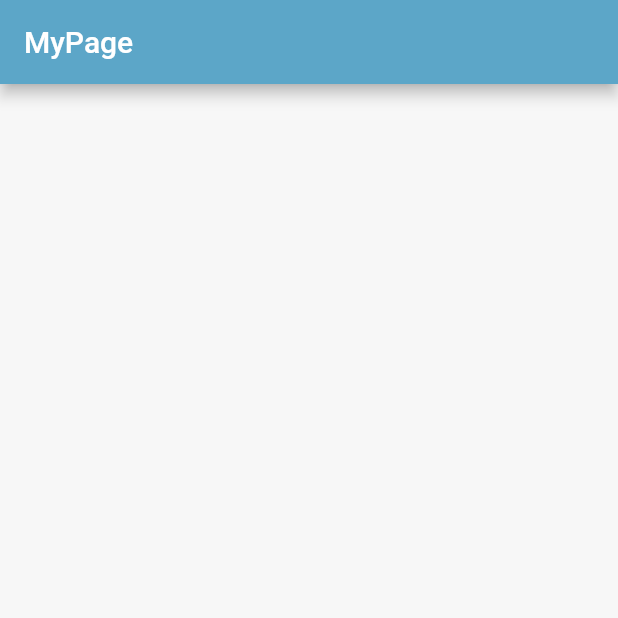
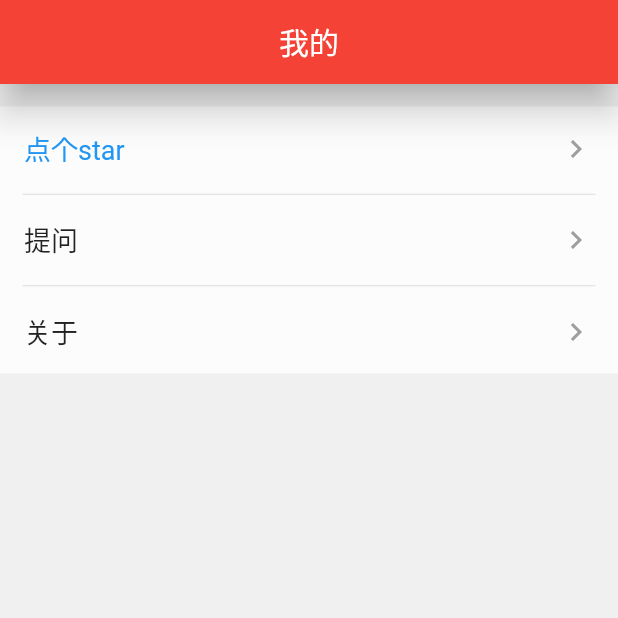
Before and after one commit to jinhuizxc/gank_flutter, a Flutter app: the MyPage screen opened directly, on a phone screen of 412 x 824 dp, the top half of it. Run offline on Flutter 3.47's test engine with Material 2 defaults, Android fonts, the phone set to English and light mode, and no system bars; our stand-ins replace cached_network_image, connectivity, dio, fluttertoast, shared_preferences, webview_flutter; accounts and stored records are empty; network calls fail.

```diff
--- a/lib/gank/MyPage.dart
+++ b/lib/gank/MyPage.dart
@@ -1,7 +1,24 @@
 import 'package:flutter/material.dart';
+import 'package:gank_flutter/gank/AboutPage.dart';
+import 'package:shared_preferences/shared_preferences.dart';
+import 'package:url_launcher/url_launcher.dart';
+import 'package:fluttertoast/fluttertoast.dart';
 
-class MyPage extends StatelessWidget{
+//class MyPage extends StatelessWidget{
+//
+//  @override
+//  Widget build(BuildContext context) {
+//    // TODO: implement build
+//    return Scaffold(
+//      appBar: AppBar(
+//        title: Text("MyPage"),
+//      ),
+//    );
+//  }
+//
+//}
 
+class MyPage extends StatefulWidget {
   @override
   Widget build(BuildContext context) {
     // TODO: implement build
@@ -12,4 +29,131 @@ class MyPage extends StatelessWidget{
     );
   }
 
+  @override
+  State<StatefulWidget> createState() {
+    // TODO: implement createState
+    return new _MyPageState();
+  }
 }
+
+class _MyPageState extends State<MyPage> with AutomaticKeepAliveClientMixin {
+  static var _color = Color(0xFFFCFCFC);
+  static BuildContext _context;
+  SharedPreferences _prefs;
+  String _avatarUrl = "";
+  String _name = "";
+  var _isLogin = false;
+
+  @override
+  void initState() {
+    // TODO: implement initState
+    super.initState();
+    _getInfo();
+  }
+
+  @override
+  Widget build(BuildContext context) {
+    _context = context;
+    // TODO: implement build
+    return new Scaffold(
+      appBar: AppBar(
+        centerTitle: true,
+        title: Text("我的"),
+        backgroundColor: Colors.red,
+        elevation: 10,
+      ),
+      body: new Container(
+        color: Color(0xFFF0F0F0),
+        // 显示列表
+        child: ListView(
+          children: <Widget>[_line()],
+        ),
+      ),
+    );
+  }
+
+  @override
+  // TODO: implement wantKeepAlive
+  bool get wantKeepAlive => true;
+
+  // 获取信息
+  Future _getInfo() async {
+    if (_prefs == null) {
+      _prefs = await SharedPreferences.getInstance();
+      _refreshInfo();
+    }
+  }
+
+  void _refreshInfo() {
+    setState(() {
+      _isLogin = _prefs.getBool("isLogin") ?? false;
+      _avatarUrl = _prefs.getString("avatar_url") ?? "";
+      _name = _prefs.getString("name") ?? "";
+    });
+  }
+
+  Widget _line() {
+    return new Container(
+      margin: EdgeInsets.only(top: 15.0),
+      color: _color,
+      child: new Column(
+        children: <Widget>[
+          new ListTile(
+            title: Text(
+              "点个star",
+              style: TextStyle(fontSize: 18.0, color: Colors.blue),
+            ),
+            trailing: new Icon(
+              Icons.keyboard_arrow_right,
+              color: Colors.grey,
+            ),
+            // 点击事件
+            onTap: () {
+              launch("https://github.com/fujianlian/GankFlutter");
+            },
+            // 长按事件
+            onLongPress: () {
+              Fluttertoast.showToast(msg: "长按事件触发");
+            },
+          ),
+          // 设置padding间距
+          Padding(
+            padding: const EdgeInsets.only(left: 15.0, right: 15.0),
+            // 设置分割线
+            child: Divider(
+              height: 5.0,
+            ),
+          ),
+          new ListTile(
+            title: Text("提问", style: new TextStyle(fontSize: 18.0)),
+            trailing: new Icon(
+              Icons.keyboard_arrow_right,
+              color: Colors.grey,
+            ),
+            onTap: () {
+              launch("https://github.com/fujianlian/GankFlutter/issues");
+            },
+          ),
+          Padding(
+            padding: const EdgeInsets.only(left: 15.0, right: 15.0),
+            child: Divider(height: 5.0),
+          ),
+          new ListTile(
+            title: Text("关于", style: new TextStyle(fontSize: 18.0)),
+            trailing: new Icon(
+              Icons.keyboard_arrow_right,
+              color: Colors.grey,
+            ),
+            // 路由跳转AboutPage页面
+            onTap: () {
+              Navigator.push(_context,
+                  new MaterialPageRoute(builder: (context) {
+                return new AboutPage();
+              }));
+            },
+          ),
+        ],
+      ),
+    );
+  }
+}
--- a/pubspec.yaml
+++ b/pubspec.yaml
@@ -28,6 +28,9 @@ dependencies:
   connectivity: ^0.3.2
   webview_flutter: ^0.3.5+3
   cached_network_image: ^0.7.0
+  shared_preferences: ^0.5.1+2
+  url_launcher: ^5.0.2
+  fluttertoast: ^3.0.3
 
 dev_dependencies:
   flutter_test:
```
Also changed, not shown: lib/gank/AboutPage.dart (added, +164 -0 lines), pubspec.lock.
